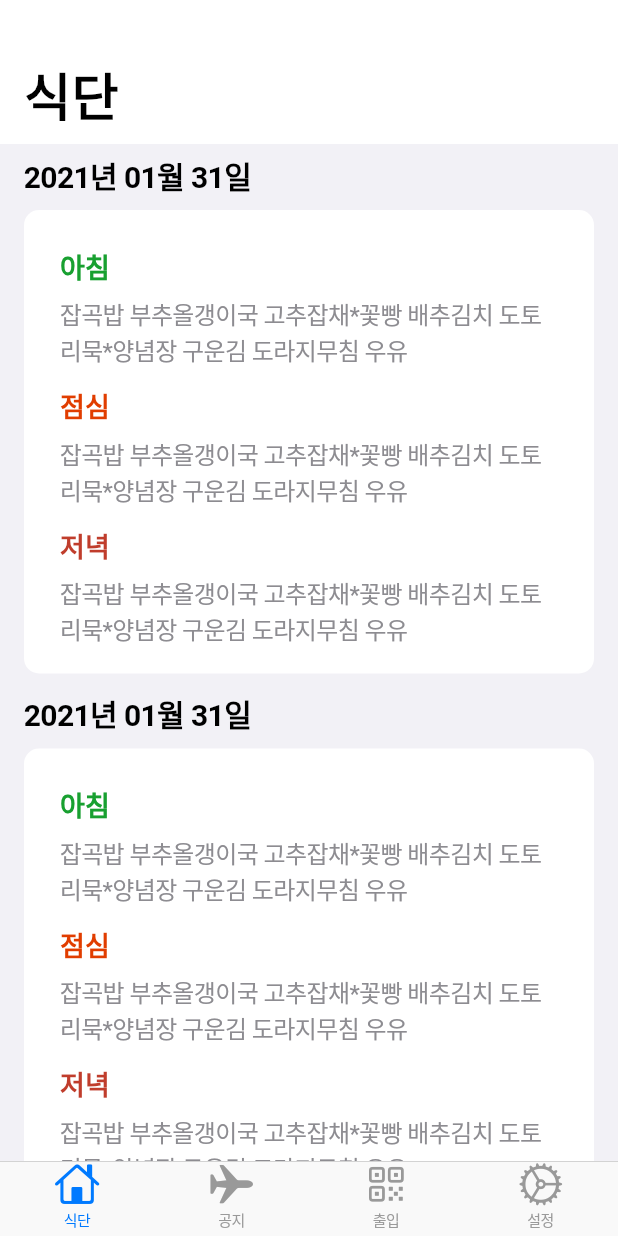
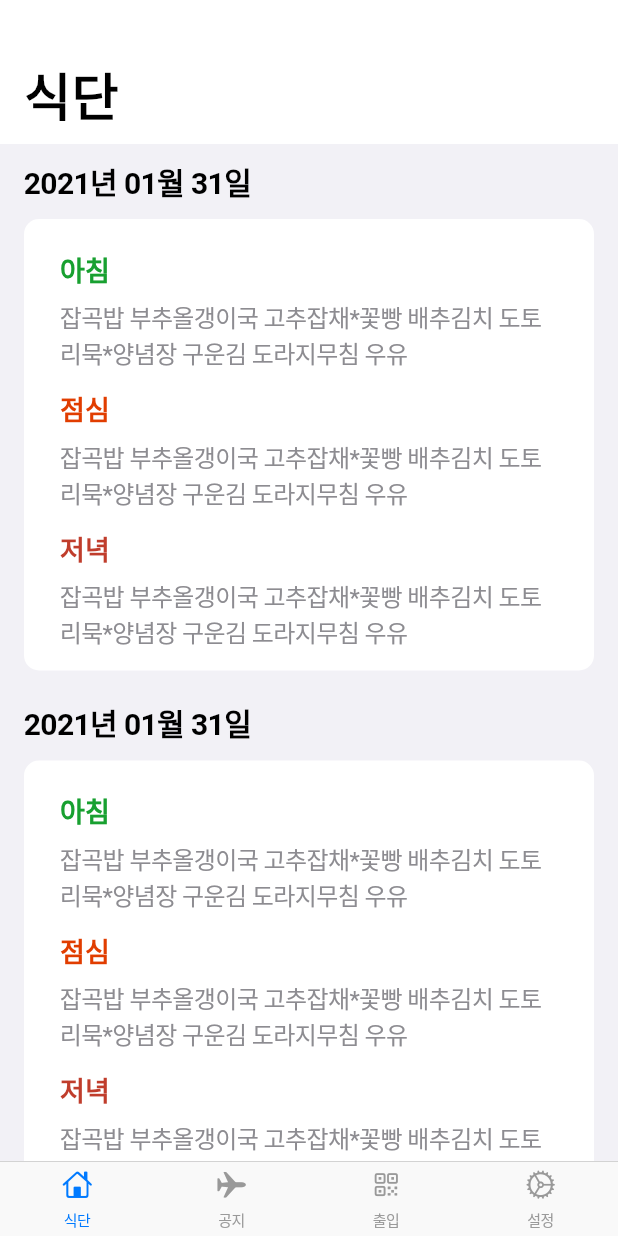
Before and after one commit to kyw2271/cbhs_app, a Flutter app: the screen it shows after launch, on a phone screen of 412 x 824 dp. Run offline on Flutter 3.47's test engine with Material 2 defaults, Android fonts, the phone set to English and light mode, and no system bars; our stand-ins replace qr_flutter.

Commit message:
Update QR code page

```diff
--- a/Front/omnyomnyom/lib/main.dart
+++ b/Front/omnyomnyom/lib/main.dart
@@ -1,5 +1,6 @@
 import 'package:flutter/cupertino.dart';
 import 'package:omnyomnyom/mealPage.dart';
+import 'package:omnyomnyom/qrPage.dart';
 
 import 'SplashScreen.dart';
 
@@ -62,7 +63,10 @@ class MyHome extends StatelessWidget {
   @override
   Widget build(BuildContext context) {
     return CupertinoTabScaffold(
-      tabBar: CupertinoTabBar(items: bottomItems),
+      tabBar: CupertinoTabBar(
+        items: bottomItems,
+        iconSize: 20,
+      ),
       tabBuilder: (context, index) {
         switch (index) {
           case 0:
@@ -70,9 +74,9 @@ class MyHome extends StatelessWidget {
           case 1:
             return TempWidget();
           case 2:
-            return TempWidget();
+            return QrPage();
           default:
-            return TempWidget();
+            return ErrorWidget();
         }
       },
     );
@@ -89,3 +93,14 @@ class TempWidget extends StatelessWidget {
     );
   }
 }
+
+class ErrorWidget extends StatelessWidget {
+  @override
+  Widget build(BuildContext context) {
+    return Container(
+      child: Center(
+        child: Text("Error page!"),
+      ),
+    );
+  }
+}
--- a/Front/omnyomnyom/lib/mealPage.dart
+++ b/Front/omnyomnyom/lib/mealPage.dart
@@ -36,12 +36,12 @@ class MealCard extends StatelessWidget {
   @override
   Widget build(BuildContext context) {
     return Container(
-      margin: EdgeInsets.symmetric(horizontal: 16, vertical: 6),
+      margin: EdgeInsets.symmetric(horizontal: 16, vertical: 10),
       child: Column(
         crossAxisAlignment: CrossAxisAlignment.start,
         children: [
           Container(
-              margin: EdgeInsets.only(bottom: 8),
+              margin: EdgeInsets.only(bottom: 10),
               child: Text(
                 date,
                 style: TextStyle(
@@ -51,7 +51,8 @@ class MealCard extends StatelessWidget {
                 ),
               )),
           Container(
-            padding: EdgeInsets.symmetric(horizontal: 24, vertical: 12),
+            width: double.infinity,
+            padding: EdgeInsets.symmetric(horizontal: 24, vertical: 8),
             decoration: BoxDecoration(
               borderRadius: BorderRadius.circular(10.0),
               color: const Color(0xffffffff),
--- a/Front/omnyomnyom/pubspec.yaml
+++ b/Front/omnyomnyom/pubspec.yaml
@@ -23,6 +23,10 @@ environment:
 dependencies:
   flutter:
     sdk: flutter
+  webview_flutter: ^1.0.7
+  http: ^0.12.2
+  qr_flutter: ^3.2.0
+
 
 
   # The following adds the Cupertino Icons font to your application.
```
Also changed, not shown: Front/omnyomnyom/lib/qrPage.dart (added, +115 -0 lines), Front/omnyomnyom/pubspec.lock, 8 other files.
